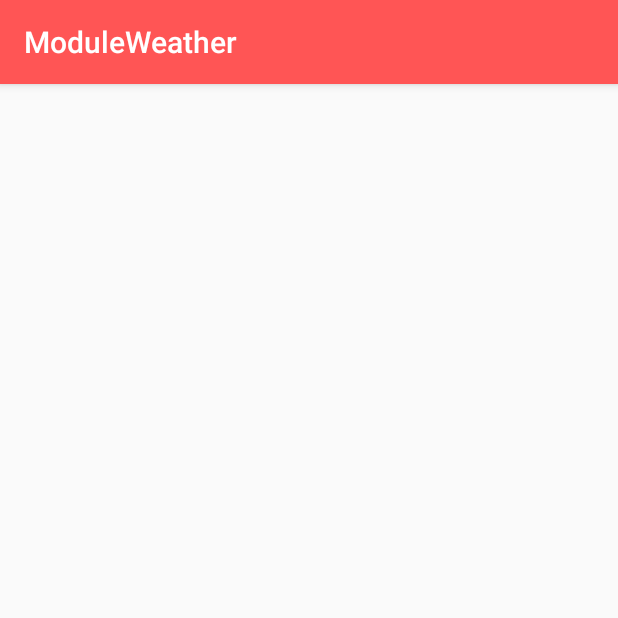
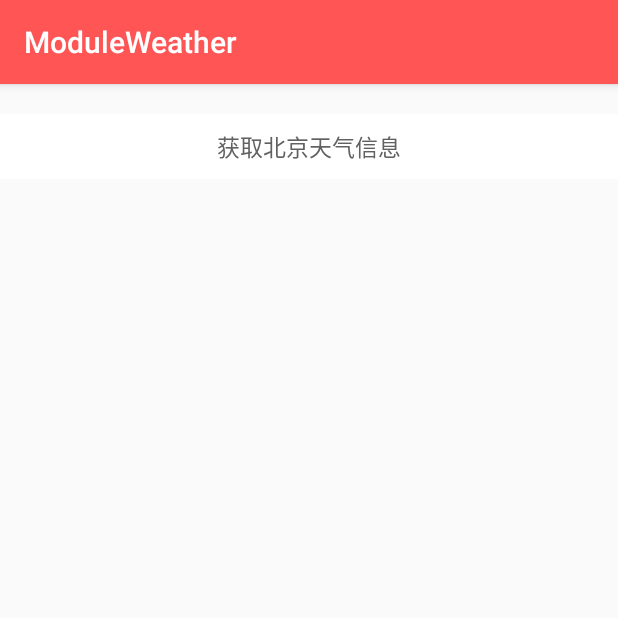
Before and after one commit to sunfusheng/DroidModule, an Android app: the screen it shows after launch (WeatherActivity), on a phone screen of 412 x 824 dp, the top half of it. Run offline under Robolectric (Android 15) with nearby library versions, the phone set to English and light mode, and no system bars.

Commit message:
add two module

```diff
--- /dev/null
+++ b/DroidFramework/src/main/res/values/styles.xml
@@ -0,0 +1,25 @@
+<?xml version="1.0" encoding="utf-8"?>
+<resources>
+
+    <style name="TvTextViewStyle">
+        <item name="android:layout_width">match_parent</item>
+        <item name="android:layout_height">wrap_content</item>
+        <item name="android:padding">10dp</item>
+        <item name="android:background">@drawable/ripple_item_clicked_with_mask</item>
+        <item name="android:layout_marginTop">8dp</item>
+        <item name="android:layout_marginBottom">8dp</item>
+        <item name="android:textColor">@color/font_black_2</item>
+        <item name="android:textSize">15sp</item>
+    </style>
+
+    <style name="EtEditTextStyle">
+        <item name="android:layout_width">match_parent</item>
+        <item name="android:layout_height">wrap_content</item>
+        <item name="android:layout_marginTop">8dp</item>
+        <item name="android:layout_marginBottom">8dp</item>
+        <item name="android:textSize">15sp</item>
+        <item name="android:textColorHint">@color/font_black_3</item>
+        <item name="android:textColor">@color/font_black_2</item>
+    </style>
+
+</resources>
--- a/ModulePhone/build.gradle
+++ b/ModulePhone/build.gradle
@@ -1,11 +1,10 @@
-apply plugin: 'com.android.application'
+apply plugin: 'com.android.library'
 
 android {
     compileSdkVersion 23
     buildToolsVersion "23.0.3"
 
     defaultConfig {
-        applicationId "com.sunfusheng.modulephone"
         minSdkVersion 14
         targetSdkVersion 23
         versionCode 1
--- a/ModulePhone/src/main/java/com/sunfusheng/modulephone/PhoneActivity.java
+++ b/ModulePhone/src/main/java/com/sunfusheng/modulephone/PhoneActivity.java
@@ -9,5 +9,7 @@ public class PhoneActivity extends AppCompatActivity {
     protected void onCreate(Bundle savedInstanceState) {
         super.onCreate(savedInstanceState);
         setContentView(R.layout.activity_phone);
+
+
     }
 }
--- a/app/src/main/java/com/sunfusheng/module/MainActivity.java
+++ b/app/src/main/java/com/sunfusheng/module/MainActivity.java
@@ -1,8 +1,11 @@
 package com.sunfusheng.module;
 
+import android.content.Intent;
 import android.os.Bundle;
 import android.view.View;
 import android.widget.TextView;
+
+import com.sunfusheng.modulephone.PhoneActivity;
 
 import butterknife.Bind;
 import butterknife.ButterKnife;
@@ -36,7 +39,8 @@ public class MainActivity extends BaseActivity {
 
                 break;
             case R.id.tv_phone:
-
+                Intent intent = new Intent(this, PhoneActivity.class);
+                startActivity(intent);
                 break;
         }
     }
--- a/moduleweather/src/main/res/layout/activity_weather.xml
+++ b/moduleweather/src/main/res/layout/activity_weather.xml
@@ -5,4 +5,16 @@
     android:layout_height="match_parent"
     android:orientation="vertical">
 
+    <TextView
+        android:id="@+id/tv_phone"
+        style="@style/TvTextViewStyle"
+        android:layout_marginTop="20dp"
+        android:text="获取北京天气信息"
+        android:gravity="center"/>
+
+    <TextView
+        android:id="@+id/tv_result"
+        style="@style/TvTextViewStyle"
+        android:background="@color/transparent"/>
+
 </LinearLayout>
--- a/settings.gradle
+++ b/settings.gradle
@@ -1,2 +1,4 @@
-include ':app', ':ModuleWeather', ':ModulePhone',
-        ':DroidFramework'
+include ':app',
+        ':DroidFramework',
+        ':ModulePhone',
+        ':ModuleWeather'
```
Also changed, not shown: ModulePhone/src/main/res/layout/activity_phone.xml (+19 -0 lines), app/build.gradle (+45 -1 lines), app/src/main/res/layout/activity_main.xml (+7 -15 lines), 2 other files.
